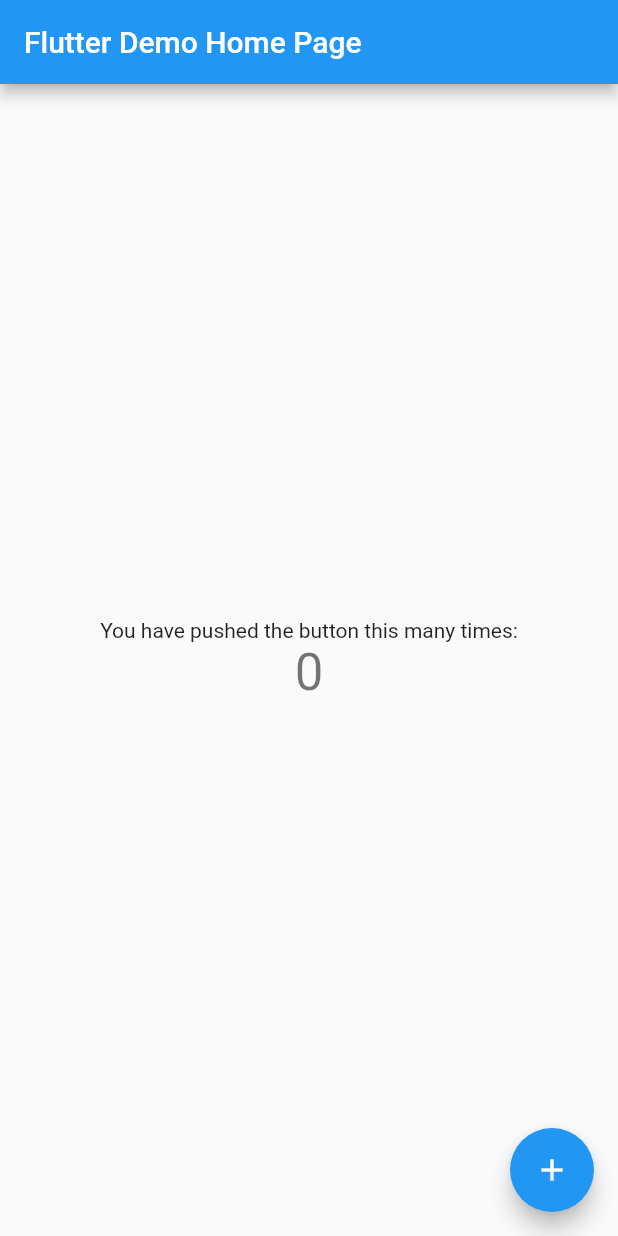
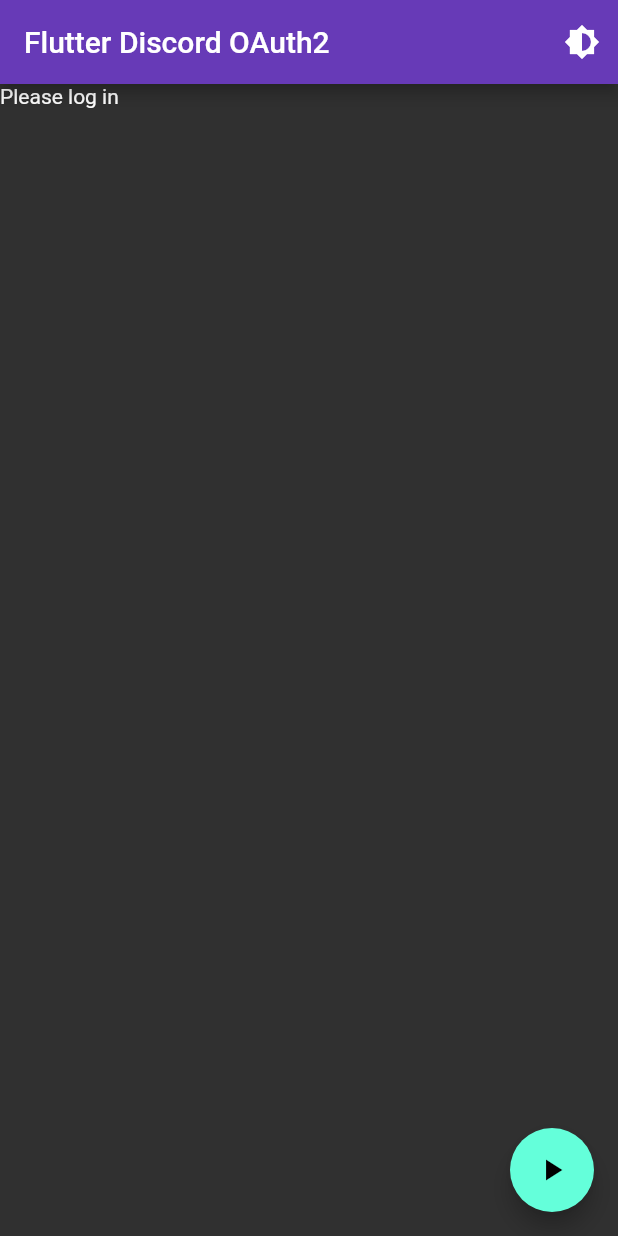
Before and after one commit to brunotacca/flutter_discord_oauth2, a Flutter app: the screen it shows after launch, on a phone screen of 412 x 824 dp. Run offline on Flutter 3.47's test engine with Material 2 defaults, Android fonts, the phone set to English and light mode, and no system bars; our stand-ins replace flutter_mobx, mobx, shared_preferences, webview_flutter; missing offline and left inert: oauth2; generated files the repository leaves out were written again.

Commit message:
first app

```diff
--- /dev/null
+++ b/lib/discord_oauth2_page.dart
@@ -0,0 +1,110 @@
+import 'package:flutter_discord_oauth2/globals/credentials.secret.dart';
+import 'package:flutter_discord_oauth2/globals/global_settings.dart';
+import 'package:flutter_discord_oauth2/stores/discordoauth2.store.dart';
+import 'package:flutter/material.dart';
+import 'dart:async';
+import 'package:oauth2/oauth2.dart' as oauth2;
+import 'package:webview_flutter/webview_flutter.dart';
+import 'package:provider/provider.dart';
+
+class DiscordOAuth2Page extends StatefulWidget {
+  @override
+  _DiscordOAuth2PageState createState() => _DiscordOAuth2PageState();
+}
+
+class _DiscordOAuth2PageState extends State<DiscordOAuth2Page> {
+  final authorizationEndpoint = Uri.parse(AppGlobalSettings.authEndpointURL);
+  final tokenEndpoint = Uri.parse(AppGlobalSettings.tokenEndpointURL);
+  final identifier = Credentials.APP_DISCORD_OAUTH_CLIENT_ID;
+  final secret = Credentials.APP_DISCORD_OAUTH_CLIENT_SECRET;
+
+  final Completer<WebViewController> _controller = Completer<WebViewController>();
+
+  @override
+  Widget build(BuildContext context) {
+    final discordOAuth2Store = context.watch<DiscordOAuth2Store>();
+
+    if (discordOAuth2Store.grant == null)
+      discordOAuth2Store.grant = new oauth2.AuthorizationCodeGrant(identifier, authorizationEndpoint, tokenEndpoint,
+          secret: secret, basicAuth: false);
+
+    if (discordOAuth2Store.authorizationUrl == null)
+      discordOAuth2Store.authorizationUrl = discordOAuth2Store.grant.getAuthorizationUrl(
+          Uri.parse(Credentials.APP_DISCORD_OAUTH_REDIRECT_URI),
+          scopes: AppGlobalSettings.APP_DISCORD_OAUTH_SCOPES);
+
+    return Scaffold(
+      appBar: AppBar(
+        title: const Text('Flutter Discord OAuth2'),
+      ),
+      body: Builder(builder: (BuildContext context) {
+        return WebView(
+          initialUrl: discordOAuth2Store.authorizationUrl.toString(), //'https://flutter.dev',
+          javascriptMode: JavascriptMode.unrestricted,
+          onWebViewCreated: (WebViewController webViewController) {
+            _controller.complete(webViewController);
+          },
+          javascriptChannels: <JavascriptChannel>[
+            _toasterJavascriptChannel(context),
+          ].toSet(),
+          navigationDelegate: (NavigationRequest request) async {
+            if (request.url.contains(Credentials.APP_DISCORD_OAUTH_REDIRECT_URI + '?')) {
+              if (request.url.contains(AppGlobalSettings.APP_DISCORD_OAUTH_RESPONSE_TYPE_SUCCESS + '=')) {
+                discordOAuth2Store.setUserOAuth2ReponseURL(request.url);
+
+                var code = request.url.substring(
+                    request.url.indexOf(AppGlobalSettings.APP_DISCORD_OAUTH_RESPONSE_TYPE_SUCCESS + '=') +
+                        AppGlobalSettings.APP_DISCORD_OAUTH_RESPONSE_TYPE_SUCCESS.length +
+                        1);
+
+                print('SUCCESS, Popping with Code: ' + code);
+              } else if (request.url.contains(AppGlobalSettings.APP_DISCORD_OAUTH_RESPONSE_TYPE_ERROR + '=')) {
+                print('ERROR, Cause: ' +
+                    request.url.substring(
+                        request.url.indexOf(AppGlobalSettings.APP_DISCORD_OAUTH_RESPONSE_TYPE_ERROR + '=') +
+                            AppGlobalSettings.APP_DISCORD_OAUTH_RESPONSE_TYPE_ERROR.length +
+                            1,
+                        request.url.indexOf('&')));
+                print('ERROR, Description: ' +
+                    request.url.substring(
+                        request.url.indexOf(AppGlobalSettings.APP_DISCORD_OAUTH_RESPONSE_TYPE_ERROR_DESC + '=') +
+                            AppGlobalSettings.APP_DISCORD_OAUTH_RESPONSE_TYPE_ERROR_DESC.length +
+                            1));
+              }
+
+              Navigator.of(context).pop();
+
+              //print('allowing navigation to $request');
+              return NavigationDecision.navigate;
+            }
+            if (request.url.contains(Credentials.APP_DISCORD_OAUTH_REDIRECT_URI) ||
+                request.url.contains(AppGlobalSettings.discordBaseUrl)) {
+              //print('allowing navigation to $request');
+              return NavigationDecision.navigate;
+            }
+            //print('preventing navigation to $request');
+            Navigator.pop(context);
+            return NavigationDecision.prevent;
+          },
+          onPageStarted: (String url) {
+            //print('Page started loading: $url');
+          },
+          onPageFinished: (String url) {
+            //print('Page finished loading: $url');
+          },
+          gestureNavigationEnabled: true,
+        );
+      }),
+    );
+  }
+
+  JavascriptChannel _toasterJavascriptChannel(BuildContext context) {
+    return JavascriptChannel(
+        name: 'Toaster',
+        onMessageReceived: (JavascriptMessage message) {
+          Scaffold.of(context).showSnackBar(
+            SnackBar(content: Text(message.message)),
+          );
+        });
+  }
+}
--- /dev/null
+++ b/lib/globals/credentials.dart
@@ -0,0 +1,15 @@
+/*
+// uncomment, fill and rename it to credentials.secret.dart
+// grab your discord credentials at: https://discord.com/developers/applications
+// uri example can be anything, like: "https://myapp123321.com" it's used to intercept reponse in the webview
+import 'dart:io';
+
+abstract class Credentials {
+
+    static const APP_DISCORD_OAUTH_CLIENT_ID = "<YOUR_CLIENT_ID_HERE>";
+    static const APP_DISCORD_OAUTH_CLIENT_SECRET = "<YOUR_CLIENT_SECRET_HERE>";
+    static const APP_DISCORD_OAUTH_REDIRECT_URI = "<YOUR_APP_REDIRECT_URI>";
+    static final appUserCredentialsFile = new File("~/.myapp/credentials.json");
+
+}
+*/
--- /dev/null
+++ b/lib/globals/global_settings.dart
@@ -0,0 +1,15 @@
+abstract class AppGlobalSettings {
+  static const discordBaseUrl = "https://discord.com/";
+  static const discordApiBaseUrl = "https://discord.com/api";
+  static const discordApiVersion = "/v6";
+  static const discordApiOAuth2Path = "/oauth2";
+  static const discordApiOAuth2PathAuth = "/authorize";
+  static const discordApiOAuth2PathToken = "/token";
+  static const APP_DISCORD_OAUTH_RESPONSE_TYPE_SUCCESS = "code";
+  static const APP_DISCORD_OAUTH_RESPONSE_TYPE_ERROR = "error";
+  static const APP_DISCORD_OAUTH_RESPONSE_TYPE_ERROR_DESC = "error_description";
+  static const Iterable<String> APP_DISCORD_OAUTH_SCOPES = ["identify", "email", "guilds", "guilds.join"];
+
+  static get authEndpointURL => discordApiBaseUrl + discordApiOAuth2Path + discordApiOAuth2PathAuth;
+  static get tokenEndpointURL => discordApiBaseUrl + discordApiOAuth2Path + discordApiOAuth2PathToken;
+}
--- /dev/null
+++ b/lib/home_page.dart
@@ -0,0 +1,131 @@
+import 'package:flutter_discord_oauth2/discord_oauth2_page.dart';
+import 'package:flutter_discord_oauth2/globals/credentials.secret.dart';
+import 'package:flutter_discord_oauth2/globals/global_settings.dart';
+import 'package:flutter/material.dart';
+import 'package:flutter_discord_oauth2/stores/discordoauth2.store.dart';
+import 'package:flutter_mobx/flutter_mobx.dart';
+import 'package:http/http.dart';
+import 'package:provider/provider.dart';
+import 'package:shared_preferences/shared_preferences.dart';
+import 'stores/theme.store.dart';
+import 'dart:async';
+import 'package:oauth2/oauth2.dart' as oauth2;
+
+class HomePage extends StatefulWidget {
+  @override
+  _HomePageState createState() => _HomePageState();
+}
+
+class _HomePageState extends State<HomePage> {
+  final identifier = Credentials.APP_DISCORD_OAUTH_CLIENT_ID;
+  final secret = Credentials.APP_DISCORD_OAUTH_CLIENT_SECRET;
+
+  Future<bool> getClientCredentialsStored() async {
+    final discordOAuth2Store = context.read<DiscordOAuth2Store>();
+    final SharedPreferences prefs = await SharedPreferences.getInstance();
+    if (prefs.containsKey("client")) {
+      //var credentials = new oauth2.Credentials.fromJson(await credentialsFile.readAsString());
+      var credentials = new oauth2.Credentials.fromJson(prefs.getString("client"));
+      discordOAuth2Store.client = new oauth2.Client(credentials, identifier: identifier, secret: secret);
+      discordOAuth2Store.setOAuth2Client(discordOAuth2Store.client);
+      return true;
+    }
+    return false;
+  }
+
+  Future<bool> getClientCredentials() async {
+    final discordOAuth2Store = context.read<DiscordOAuth2Store>();
+    final SharedPreferences prefs = await SharedPreferences.getInstance();
+    var exists = prefs.containsKey("client");
+
+    if (exists) {
+      var credentials = new oauth2.Credentials.fromJson(prefs.getString("client"));
+      discordOAuth2Store.client = new oauth2.Client(credentials, identifier: identifier, secret: secret);
+      discordOAuth2Store.setOAuth2Client(discordOAuth2Store.client);
+      return true;
+    } else {
+      if (discordOAuth2Store.userOAuth2ReponseURL.isNotEmpty) {
+        if (discordOAuth2Store.client == null) {
+          discordOAuth2Store.client = await discordOAuth2Store.grant
+              .handleAuthorizationResponse(Uri.parse(discordOAuth2Store.userOAuth2ReponseURL).queryParameters);
+        }
+        if (discordOAuth2Store.client != null) {
+          await prefs.setString("client", discordOAuth2Store.client.credentials.toJson());
+          return true;
+        }
+      }
+    }
+    return false;
+  }
+
+  @override
+  void initState() {
+    super.initState();
+
+    Future.delayed(Duration(microseconds: 1), () async {
+      final SharedPreferences prefs = await SharedPreferences.getInstance();
+      if (prefs.containsKey("theme")) {
+        final themeStore = context.read<ThemeStore>();
+        if (themeStore.currentThemeType.toString() != prefs.getString("theme")) {
+          themeStore.toggleCurrentTheme();
+        }
+      }
+    });
+  }
+
+  @override
+  Widget build(BuildContext context) {
+    final themeStore = context.watch<ThemeStore>();
+    final discordOAuth2Store = context.watch<DiscordOAuth2Store>();
+
+    print("build HomePage");
+
+    return Scaffold(
+      appBar: AppBar(
+        title: Text("Flutter Discord OAuth2"),
+        actions: <Widget>[
+          IconButton(
+            icon: Icon(Icons.brightness_medium),
+            onPressed: () async {
+              themeStore.toggleCurrentTheme();
+              final SharedPreferences prefs = await SharedPreferences.getInstance();
+              prefs.setString("theme", themeStore.currentThemeType.toString());
+            },
+          ),
+        ],
+      ),
+      body: Column(
+        children: <Widget>[
+          Observer(
+            builder: (_) => discordOAuth2Store.client != null
+                ? Text('Welcome back!')
+                : FutureBuilder<bool>(
+                    future: getClientCredentials(),
+                    builder: (BuildContext context, snapshot) {
+                      if (!snapshot.hasData) {
+                        return const Center(child: CircularProgressIndicator());
+                      } else {
+                        if (!snapshot.data) {
+                          return const Text("Please log in");
+                        } else {
+                          return const Text("Hello User!");
+                        }
+                      }
+                    },
+                  ),
+          ),
+        ],
+      ),
+      floatingActionButton: FloatingActionButton(
+        onPressed: () {
+          Navigator.push(
+            context,
+            MaterialPageRoute(builder: (context) => DiscordOAuth2Page()),
+          );
+        },
+        tooltip: 'Connect',
+        child: Icon(Icons.play_arrow),
+      ),
+    );
+  }
+}
--- a/lib/main.dart
+++ b/lib/main.dart
@@ -1,117 +1,40 @@
+import 'package:flutter_discord_oauth2/home_page.dart';
+import 'package:flutter_discord_oauth2/stores/discordoauth2.store.dart';
+import 'package:flutter_discord_oauth2/stores/theme.store.dart';
 import 'package:flutter/material.dart';
+import 'package:flutter/services.dart';
+import 'package:flutter_mobx/flutter_mobx.dart';
+import 'package:provider/provider.dart';
 
 void main() {
-  runApp(MyApp());
+  WidgetsFlutterBinding.ensureInitialized();
+
+  SystemChrome.setPreferredOrientations([DeviceOrientation.portraitUp]).then((_) {
+    runApp(
+      MultiProvider(
+        providers: [
+          Provider<ThemeStore>(
+            create: (_) => ThemeStore(),
+          ),
+          Provider<DiscordOAuth2Store>(
+            create: (_) => DiscordOAuth2Store(),
+          )
+        ],
+        child: MyApp(),
+      ),
+    );
+  });
 }
 
 class MyApp extends StatelessWidget {
-  // This widget is the root of your application.
   @override
   Widget build(BuildContext context) {
-    return MaterialApp(
-      title: 'Flutter Demo',
-      theme: ThemeData(
-        // This is the theme of your application.
-        //
-        // Try running your application with "flutter run". You'll see the
-        // application has a blue toolbar. Then, without quitting the app, try
-        // changing the primarySwatch below to Colors.green and then invoke
-        // "hot reload" (press "r" in the console where you ran "flutter run",
-        // or simply save your changes to "hot reload" in a Flutter IDE).
-        // Notice that the counter didn't reset back to zero; the application
-        // is not restarted.
-        primarySwatch: Colors.blue,
-        // This makes the visual density adapt to the platform that you run
-        // the app on. For desktop platforms, the controls will be smaller and
-        // closer together (more dense) than on mobile platforms.
-        visualDensity: VisualDensity.adaptivePlatformDensity,
+    return Observer(
+      builder: (context) => MaterialApp(
+        title: 'Flutter Discord OAuth2',
+        theme: context.watch<ThemeStore>().currentThemeData,
+        home: HomePage(),
       ),
-      home: MyHomePage(title: 'Flutter Demo Home Page'),
     );
   }
 }
-
-class MyHomePage extends StatefulWidget {
-  MyHomePage({Key key, this.title}) : super(key: key);
-
-  // This widget is the home page of your application. It is stateful, meaning
-  // that it has a State object (defined below) that contains fields that affect
-  // how it looks.
-
-  // This class is the configuration for the state. It holds the values (in this
-  // case the title) provided by the parent (in this case the App widget) and
-  // used by the build method of the State. Fields in a Widget subclass are
-  // always marked "final".
-
-  final String title;
-
-  @override
-  _MyHomePageState createState() => _MyHomePageState();
-}
-
-class _MyHomePageState extends State<MyHomePage> {
-  int _counter = 0;
-
-  void _incrementCounter() {
-    setState(() {
-      // This call to setState tells the Flutter framework that something has
-      // changed in this State, which causes it to rerun the build method below
-      // so that the display can reflect the updated values. If we changed
-      // _counter without calling setState(), then the build method would not be
-      // called again, and so nothing would appear to happen.
-      _counter++;
-    });
-  }
-
-  @override
-  Widget build(BuildContext context) {
-    // This method is rerun every time setState is called, for instance as done
-    // by the _incrementCounter method above.
-    //
-    // The Flutter framework has been optimized to make rerunning build methods
-    // fast, so that you can just rebuild anything that needs updating rather
-    // than having to individually change instances of widgets.
-    return Scaffold(
-      appBar: AppBar(
-        // Here we take the value from the MyHomePage object that was created by
-        // the App.build method, and use it to set our appbar title.
-        title: Text(widget.title),
-      ),
-      body: Center(
-        // Center is a layout widget. It takes a single child and positions it
-        // in the middle of the parent.
-        child: Column(
-          // Column is also a layout widget. It takes a list of children and
-          // arranges them vertically. By default, it sizes itself to fit its
-          // children horizontally, and tries to be as tall as its parent.
-          //
-          // Invoke "debug painting" (press "p" in the console, choose the
-          // "Toggle Debug Paint" action from the Flutter Inspector in Android
-          // Studio, or the "Toggle Debug Paint" command in Visual Studio Code)
-          // to see the wireframe for each widget.
-          //
-          // Column has various properties to control how it sizes itself and
-          // how it positions its children. Here we use mainAxisAlignment to
-          // center the children vertically; the main axis here is the vertical
-          // axis because Columns are vertical (the cross axis would be
-          // horizontal).
-          mainAxisAlignment: MainAxisAlignment.center,
-          children: <Widget>[
-            Text(
-              'You have pushed the button this many times:',
-            ),
-            Text(
-              '$_counter',
-              style: Theme.of(context).textTheme.headline4,
-            ),
-          ],
-        ),
-      ),
-      floatingActionButton: FloatingActionButton(
-        onPressed: _incrementCounter,
-        tooltip: 'Increment',
-        child: Icon(Icons.add),
-      ), // This trailing comma makes auto-formatting nicer for build methods.
-    );
-  }
-}
```
Also changed, not shown: lib/stores/discordoauth2.store.dart (added, +37 -0 lines), lib/stores/theme.store.dart (added, +31 -0 lines), pubspec.yaml (+12 -4 lines), lib/stores/discordoauth2.store.g.dart (added), lib/stores/theme.store.g.dart (added), pubspec.lock, 2 other files.
